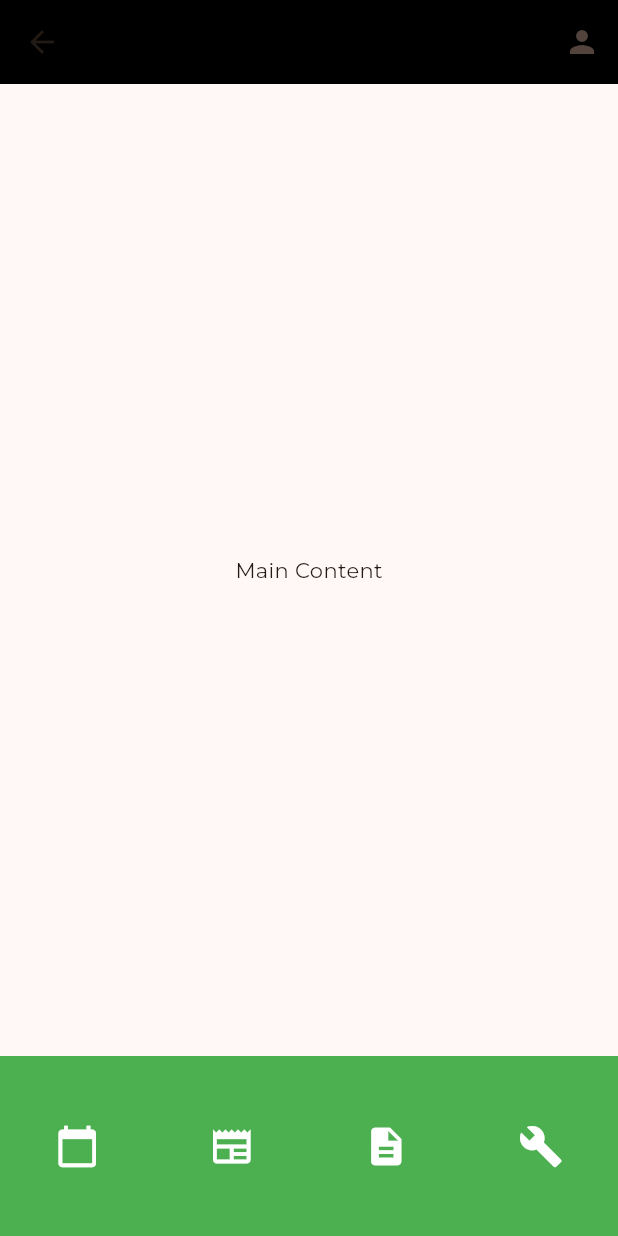
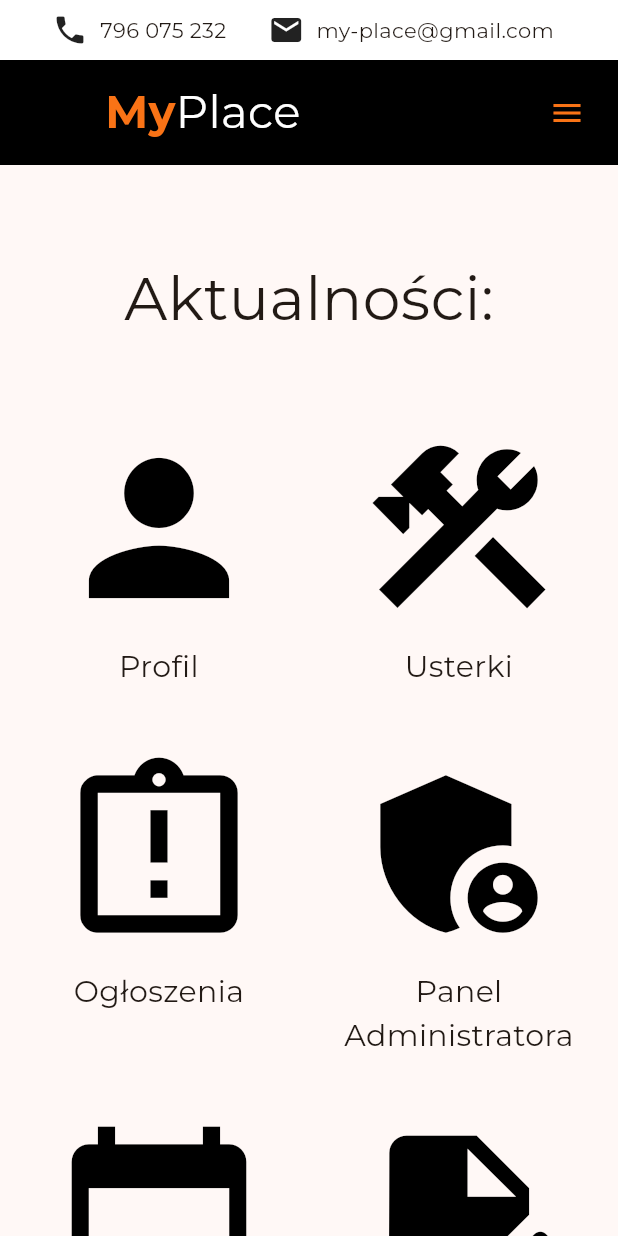
Before and after one commit to my-mini-place/my-place-frontend, a Flutter app: the MainPage screen opened directly, on a phone screen of 412 x 824 dp. Run offline on Flutter 3.47's test engine with Material 3 defaults, Android fonts, the phone set to English and light mode, and no system bars; our stand-ins replace bloc, dartz, dio, flutter_bloc, freezed_annotation, get_it and 6 more; statements that could not run were skipped.

Commit message:
refractor: fix page navigation

```diff
--- /dev/null
+++ b/devtools_options.yaml
@@ -0,0 +1 @@
+extensions:
--- a/lib/Infrastructure/dio_client.dart
+++ b/lib/Infrastructure/dio_client.dart
@@ -7,7 +7,7 @@ class DioClient {
 
   DioClient() {
     _dio.options = BaseOptions(
-      baseUrl: "localtwojastara",
+      baseUrl: "",
       receiveTimeout: const Duration(seconds: 10000),
       connectTimeout: const Duration(seconds: 10000),
       sendTimeout: const Duration(seconds: 10000),
--- a/lib/Presentation/Calendar/CalendarPage.dart
+++ b/lib/Presentation/Calendar_Page/CalendarPage.dart
@@ -1,5 +1,5 @@
 import 'package:flutter/material.dart';
-import 'package:basics/Presentation/Calendar/Calendar.dart';
+import 'package:basics/Presentation/Calendar_Page/Calendar.dart';
 
 class CalendarPage extends StatelessWidget {
   const CalendarPage({super.key});
--- a/lib/Presentation/Home/homepage.dart
+++ /dev/null
@@ -1,83 +0,0 @@
-import 'package:basics/Presentation/Calendar/CalendarPage.dart';
-
-import 'package:flutter/material.dart';
-
-class MainPage extends StatelessWidget {
-  const MainPage({
-    super.key,
-  });
-
-  @override
-  Widget build(BuildContext context) {
-    return Scaffold(
-      appBar: AppBar(
-        actions: [IconButton(onPressed: () {}, icon: const Icon(Icons.person))],
-        backgroundColor: Colors.black,
-      ),
-      body: const Center(
-        child: Text('Main Content'),
-      ),
-      bottomNavigationBar: Container(
-        height: 120.0, // Adjust the height as needed
-        color: Colors.green, // Background color of the bottom bar
-        child: Row(
-          mainAxisAlignment: MainAxisAlignment.spaceAround,
-          children: [
-            GestureDetector(
-              onTap: () {
-                Navigator.push(
-                  context,
-                  MaterialPageRoute(builder: (context) => const CalendarPage()),
-                );
-                // Action when calendar icon is tapped
-                //print('Calendar tapped');
-              },
-              child: const Icon(
-                Icons.calendar_today,
-                color: Colors.white,
-                size: 30.0,
-              ),
-            ),
-            GestureDetector(
-              onTap: () {
-                // Navigator.push(
-                //   context,
-                //   MaterialPageRoute(builder: (context) => PostPage()),
-                // );
-                // Action when newspaper icon is tapped
-                // print('Newspaper tapped');
-              },
-              child: const Icon(
-                Icons.newspaper,
-                color: Colors.white,
-                size: 30.0,
-              ),
-            ),
-            GestureDetector(
-              onTap: () {
-                // Action when documents icon is tapped
-                //  print('Documents tapped');
-              },
-              child: const Icon(
-                Icons.description,
-                color: Colors.white,
-                size: 30.0,
-              ),
-            ),
-            GestureDetector(
-              onTap: () {
-                // Action when hammer icon is tapped
-                // print('Hammer tapped');
-              },
-              child: const Icon(
-                Icons.build,
-                color: Colors.white,
-                size: 30.0,
-              ),
-            ),
-          ],
-        ),
-      ),
-    );
-  }
-}
--- /dev/null
+++ b/lib/Presentation/Home_Page/components/function_icon.dart
@@ -0,0 +1,51 @@
+import 'package:basics/Presentation/Calendar_Page/CalendarPage.dart';
+import 'package:flutter/material.dart';
+import 'package:go_router/go_router.dart';
+
+class FunctionIcon extends StatelessWidget {
+  const FunctionIcon({
+    required this.title,
+    required this.navigation,
+    required this.icon,
+    super.key,
+  });
+
+  final String title;
+  final Function navigation;
+  final IconData icon;
+
+  @override
+  Widget build(BuildContext context) {
+    return Padding(
+      padding: const EdgeInsets.all(20),
+      child: AnimatedContainer(
+        width: 160,
+        duration: const Duration(seconds: 1),
+        //color: Colors.amber,
+        child: Column(
+          children: [
+            GestureDetector(
+              onTap: () => navigation(),
+              // Action when calendar icon is tapped
+              //print('Calendar tapped');
+
+              child: Icon(
+                icon,
+                size: 140,
+                color: Colors.black,
+              ),
+            ),
+            Padding(
+              padding: const EdgeInsets.only(top: 8.0),
+              child: Text(title,
+                  textAlign: TextAlign.center,
+                  style: const TextStyle(
+                    fontSize: 20,
+                  )),
+            ),
+          ],
+        ),
+      ),
+    );
+  }
+}
--- /dev/null
+++ b/lib/Presentation/Home_Page/homepage.dart
@@ -0,0 +1,91 @@
+import 'package:basics/Presentation/Home_Page/components/function_icon.dart';
+import 'package:basics/Presentation/Site/app_bar_changer.dart';
+import 'package:basics/Presentation/Site/footer.dart';
+import 'package:basics/Presentation/Utils/Gaps.dart';
+import 'package:go_router/go_router.dart';
+import 'package:flutter/material.dart';
+
+import 'package:google_fonts/google_fonts.dart';
+
+class MainPage extends StatelessWidget {
+  const MainPage({
+    super.key,
+  });
+
+  @override
+  Widget build(BuildContext context) {
+    return Scaffold(
+        // bottomNavigationBar: const Footer(),
+        body: Container(
+      child: SingleChildScrollView(
+        child: Column(
+          children: [
+            const MyAppBarSwitcher(),
+            gapH40,
+            Center(
+              child: Padding(
+                padding: const EdgeInsets.only(bottom: 35, top: 20),
+                child: Text(
+                  "Aktualności:",
+                  style: GoogleFonts.montserrat(fontSize: 40),
+                ),
+              ),
+            ),
+            Container(
+              constraints: const BoxConstraints(maxHeight: 500, maxWidth: 600),
+              child: Wrap(
+                children: [
+                  FunctionIcon(
+                    title: "Profil",
+                    icon: Icons.person,
+                    navigation: () {
+                      context.go("/home/profil");
+                    },
+                  ),
+                  FunctionIcon(
+                    title: "Usterki",
+                    icon: Icons.construction,
+                    navigation: () {
+                      context.go("/home/usterka");
+                    },
+                  ),
+                  FunctionIcon(
+                    title: "Ogłoszenia",
+                    icon: Icons.assignment_late_outlined,
+                    navigation: () {
+                      context.go("/home/posts");
+                    },
+                  ),
+                  FunctionIcon(
+                    title: "Panel Administratora",
+                    icon: Icons.admin_panel_settings,
+                    navigation: () {
+                      context.go("/home/admin_panel");
+                    },
+                  ),
+                  FunctionIcon(
+                    title: "Kalendarz",
+                    icon: Icons.calendar_today,
+                    navigation: () {
+                      context.go("/home/calendar");
+                    },
+                  ),
+                  FunctionIcon(
+                    title: "Dokumenty",
+                    icon: Icons.edit_document,
+                    navigation: () {
+                      context.go("/home/documents");
+                    },
+                  ),
+                ],
+              ),
+            ),
+            gapH40,
+            gapH40,
+            const Align(alignment: Alignment.bottomCenter, child: Footer())
+          ],
+        ),
+      ),
+    ));
+  }
+}
--- a/lib/Presentation/Site/app_bar_button.dart
+++ b/lib/Presentation/Site/app_bar_button.dart
@@ -29,7 +29,7 @@ class _MyAppBarButtonState extends State<MyAppBarButton> {
       },
       onExit: (event) => {
         setState(() {
-          fontcolor = fontcolor;
+          fontcolor = Colors.white;
         })
       },
       child: GestureDetector(
--- a/lib/Presentation/Site/footer.dart
+++ b/lib/Presentation/Site/footer.dart
@@ -10,7 +10,10 @@ class Footer extends StatelessWidget {
 
   @override
   Widget build(BuildContext context) {
-    return Container(
+    return Align(
+      alignment: Alignment.bottomCenter,
+      child: Container(
+        constraints: const BoxConstraints(maxHeight: 300),
         margin: const EdgeInsets.only(top: 20),
         color: Colors.black,
         height: 200,
@@ -79,6 +82,7 @@ class Footer extends StatelessWidget {
             ),
           ],
         ),
+      ),
     );
   }
 }
--- a/lib/app_routing.dart
+++ b/lib/app_routing.dart
@@ -1,4 +1,6 @@
+import 'package:basics/Presentation/Calendar_Page/Calendar.dart';
 import 'package:basics/Presentation/Enter_Page/enter_page.dart';
+import 'package:basics/Presentation/Home_Page/homepage.dart';
 import 'package:basics/Presentation/Login_Register/login_page.dart';
 import 'package:flutter/widgets.dart';
 import 'package:go_router/go_router.dart';
@@ -18,6 +20,17 @@ final GoRouter routerConfig = GoRouter(
         name: 'login',
         pageBuilder: (context, state) =>
             const NoTransitionPage(child: LoginPage())),
+    GoRoute(
+        path: '/home/calendar',
+        name: 'calendar',
+        pageBuilder: (context, state) =>
+            const NoTransitionPage(child: Calendar1())),
+
+    GoRoute(
+        path: '/home',
+        name: 'home',
+        pageBuilder: (context, state) =>
+            const NoTransitionPage(child: MainPage())),
     // builder: (BuildContext context, GoRouterState state) {
     //   return const LoginPage();
   ],
```
Also changed, not shown: lib/Presentation/Calendar/Calendar.dart (deleted, +0 -81 lines), lib/Presentation/Calendar_Page/Calendar.dart (added, +84 -0 lines), lib/Presentation/Login_Register/components/login_box.dart (+70 -8 lines), lib/Presentation/Login_Register/login_page.dart (+10 -20 lines), lib/Presentation/Site/app_bar_big.dart (+1 -8 lines), lib/Presentation/Site/app_page.dart (added, +32 -0 lines), lib/Presentation/Home_Page/image_myplace.dart (renamed from lib/Presentation/Home/image_myplace.dart), 11 other files. Lines whose indentation alone changed are shown as unchanged.
